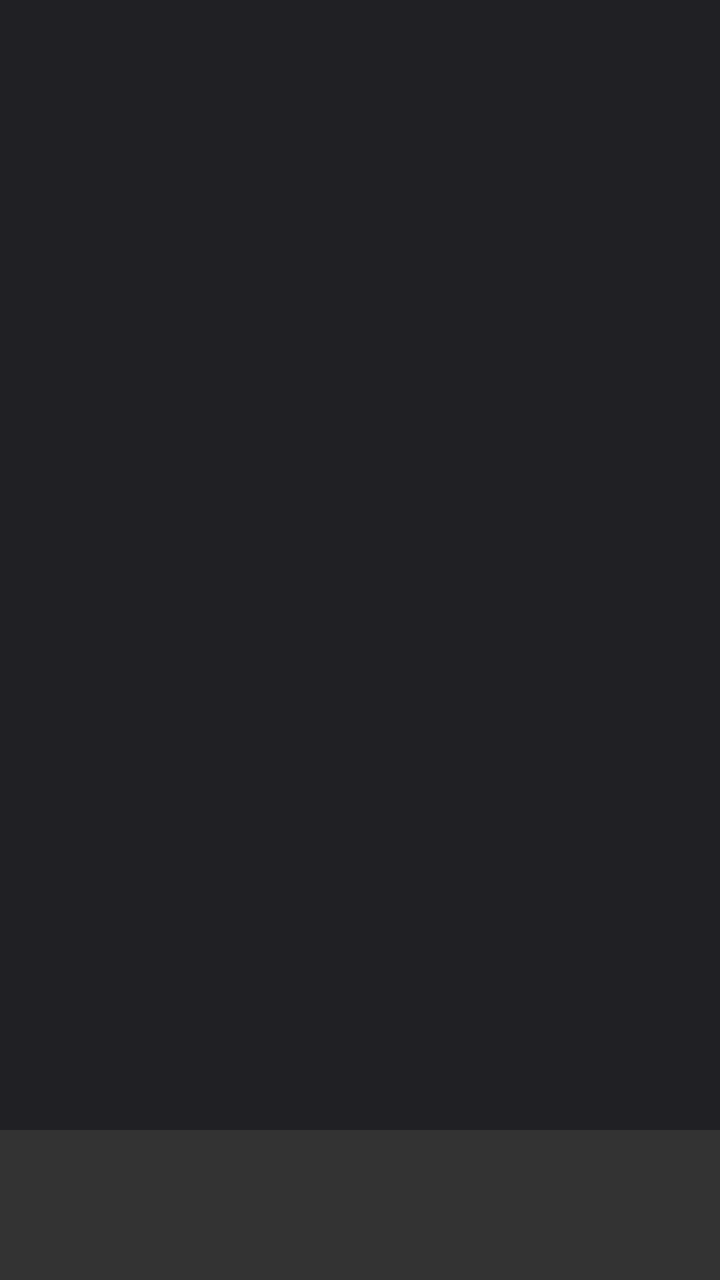
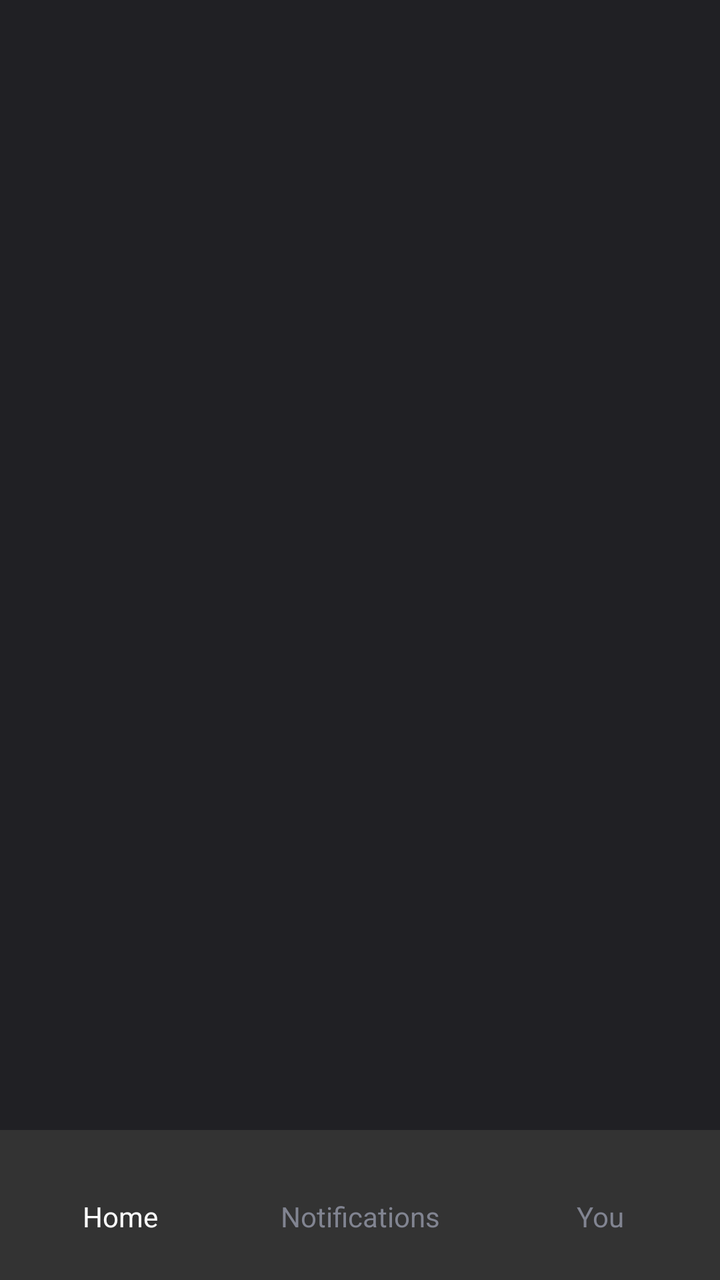

Two renders of the same Android screen: before a commit and after it. Below are the layout's source before the change and the commit's diff.
<!-- AndroidManifest.xml: application theme Theme.Doscord -->
<!-- res/layout/activity_cr_main.xml -->
<?xml version="1.0" encoding="utf-8"?>
<androidx.constraintlayout.widget.ConstraintLayout xmlns:android="http://schemas.android.com/apk/res/android"
    xmlns:app="http://schemas.android.com/apk/res-auto"
    xmlns:tools="http://schemas.android.com/tools"
    android:id="@+id/main"
    android:layout_width="match_parent"
    android:layout_height="match_parent"
    android:background="@color/bgGray"
    tools:context=".activities.chatroom.CrMainActivity">

    <LinearLayout
        android:id="@+id/crMainBottomLayout"
        android:layout_width="0dp"
        android:layout_height="75dp"
        android:background="#333"
        android:orientation="horizontal"
        app:layout_constraintBottom_toBottomOf="parent"
        app:layout_constraintEnd_toEndOf="parent"
        app:layout_constraintStart_toStartOf="parent">

        <ImageButton
            android:id="@+id/crMainPfpBtn"
            android:layout_width="0dp"
            android:layout_height="match_parent"
            android:layout_weight="1"
            android:background="@null"
            android:backgroundTint="@color/bgGray"
            android:contentDescription="@string/profile"
            android:padding="25dp"
            app:srcCompat="@drawable/pfp_placeholder" />
    </LinearLayout>
</androidx.constraintlayout.widget.ConstraintLayout>
<!-- resources referenced by this layout -->
<resources>
  <color name="bgGray">#202024</color>
  <!-- drawable pfp_placeholder (drawable) -->
  <?xml version="1.0" encoding="utf-8"?>
  <selector xmlns:android="http://schemas.android.com/apk/res/android">
  
  </selector>
  <string name="profile">Profile</string>
  <style name="Theme.Doscord" parent="Base.Theme.Doscord" />
  <style name="Base.Theme.Doscord" parent="Theme.Material3.DayNight.NoActionBar">
          
          
          <item name="colorOnSurface">#FFFFFF</item>
          <item name="android:textColorPrimary">#FFFFFF</item>
          <item name="android:datePickerDialogTheme">@style/MyDatePickerStyle</item>
      </style>
  <style name="MyDatePickerStyle" parent="Theme.AppCompat.Light.Dialog">
          <item name="colorAccent">@color/purple_500</item>
          <item name="android:windowBackground">@android:color/black</item>
          <item name="android:textColorPrimary">@android:color/white</item>
          <item name="android:textColorSecondary">@android:color/darker_gray</item>
      </style>
  <color name="purple_500">#6200EE</color>
</resources>

<!-- the commit's change to res/layout/activity_cr_main.xml (unified diff, before → after) -->
@@ -18,15 +18,103 @@
         app:layout_constraintEnd_toEndOf="parent"
         app:layout_constraintStart_toStartOf="parent">
 
-        <ImageButton
-            android:id="@+id/crMainPfpBtn"
+        <androidx.constraintlayout.widget.ConstraintLayout
             android:layout_width="0dp"
             android:layout_height="match_parent"
-            android:layout_weight="1"
-            android:background="@null"
-            android:backgroundTint="@color/bgGray"
-            android:contentDescription="@string/profile"
-            android:padding="25dp"
-            app:srcCompat="@drawable/pfp_placeholder" />
+            android:layout_weight="1">
+
+            <ImageButton
+                android:id="@+id/crMainHome"
+                android:layout_width="50dp"
+                android:layout_height="50dp"
+                android:layout_marginTop="5dp"
+                android:background="@null"
+                android:backgroundTint="@color/bgGray"
+                android:contentDescription="@string/home"
+                android:scaleType="centerCrop"
+                app:layout_constraintEnd_toEndOf="parent"
+                app:layout_constraintStart_toStartOf="parent"
+                app:layout_constraintTop_toTopOf="parent" />
+
+            <TextView
+                android:id="@+id/crMainHomeText"
+                android:layout_width="wrap_content"
+                android:layout_height="wrap_content"
+                android:text="@string/home"
+                android:textColor="@color/white"
+                app:layout_constraintBottom_toBottomOf="parent"
+                app:layout_constraintEnd_toEndOf="parent"
+                app:layout_constraintStart_toStartOf="parent"
+                app:layout_constraintTop_toTopOf="parent"
+                app:layout_constraintVertical_bias="0.6" />
+
+        </androidx.constraintlayout.widget.ConstraintLayout>
+
+        <androidx.constraintlayout.widget.ConstraintLayout
+            android:layout_width="0dp"
+            android:layout_height="match_parent"
+            android:layout_weight="1">
+
+            <ImageButton
+                android:id="@+id/crMainNotif"
+                android:layout_width="30dp"
+                android:layout_height="30dp"
+                android:layout_marginTop="10dp"
+                android:background="@null"
+                android:backgroundTint="@color/bgGray"
+                android:contentDescription="@string/notifications"
+                android:scaleType="centerCrop"
+                app:layout_constraintEnd_toEndOf="parent"
+                app:layout_constraintStart_toStartOf="parent"
+                app:layout_constraintTop_toTopOf="parent" />
+
+            <TextView
+                android:id="@+id/crMainNotifText"
+                android:layout_width="wrap_content"
+                android:layout_height="wrap_content"
+                android:text="@string/notifications"
+                android:textColor="@color/gray"
+                app:layout_constraintBottom_toBottomOf="parent"
+                app:layout_constraintEnd_toEndOf="parent"
+                app:layout_constraintStart_toStartOf="parent"
+                app:layout_constraintTop_toTopOf="parent"
+                app:layout_constraintVertical_bias="0.6" />
+
+        </androidx.constraintlayout.widget.ConstraintLayout>
+
+        <androidx.constraintlayout.widget.ConstraintLayout
+            android:layout_width="0dp"
+            android:layout_height="match_parent"
+            android:layout_weight="1">
+
+            <ImageButton
+                android:id="@+id/crMainPfp"
+                android:layout_width="25dp"
+                android:layout_height="25dp"
+                android:layout_marginTop="10dp"
+                android:background="@null"
+                android:backgroundTint="@color/bgGray"
+                android:contentDescription="@string/profile"
+                android:scaleType="centerCrop"
+                app:layout_constraintEnd_toEndOf="parent"
+                app:layout_constraintHorizontal_bias="0.48"
+                app:layout_constraintStart_toStartOf="parent"
+                app:layout_constraintTop_toTopOf="parent"
+                app:srcCompat="@drawable/pfp_placeholder" />
+
+            <TextView
+                android:id="@+id/crMainPfpText"
+                android:layout_width="wrap_content"
+                android:layout_height="wrap_content"
+                android:text="@string/you"
+                android:textColor="@color/gray"
+                app:layout_constraintBottom_toBottomOf="parent"
+                app:layout_constraintEnd_toEndOf="parent"
+                app:layout_constraintStart_toStartOf="parent"
+                app:layout_constraintTop_toTopOf="parent"
+                app:layout_constraintVertical_bias="0.6" />
+
+        </androidx.constraintlayout.widget.ConstraintLayout>
+
     </LinearLayout>
 </androidx.constraintlayout.widget.ConstraintLayout>
<!-- resource entries referenced after the edit -->
@@ -1,12 +1,17 @@
 <!-- resources referenced by this layout -->
 <resources>
   <color name="bgGray">#202024</color>
+  <color name="gray">#818491</color>
+  <color name="white">#FFFFFFFF</color>
   <!-- drawable pfp_placeholder (drawable) -->
   <?xml version="1.0" encoding="utf-8"?>
   <selector xmlns:android="http://schemas.android.com/apk/res/android">
   
   </selector>
+  <string name="home">Home</string>
+  <string name="notifications">Notifications</string>
   <string name="profile">Profile</string>
+  <string name="you">You</string>
   <style name="Theme.Doscord" parent="Base.Theme.Doscord" />
   <style name="Base.Theme.Doscord" parent="Theme.Material3.DayNight.NoActionBar">
           
